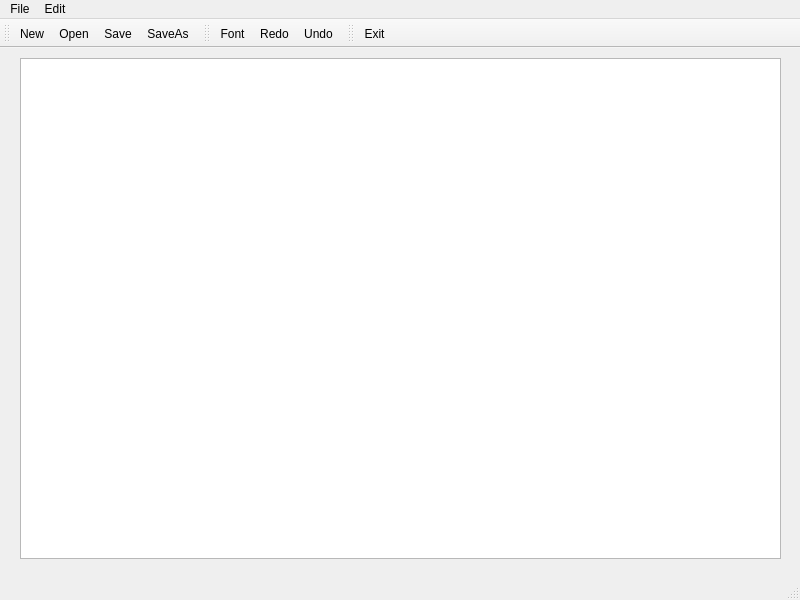
The window that compiler.ui (polan233/compile-principle-final-project) describes before a commit, drawn with Qt 5.
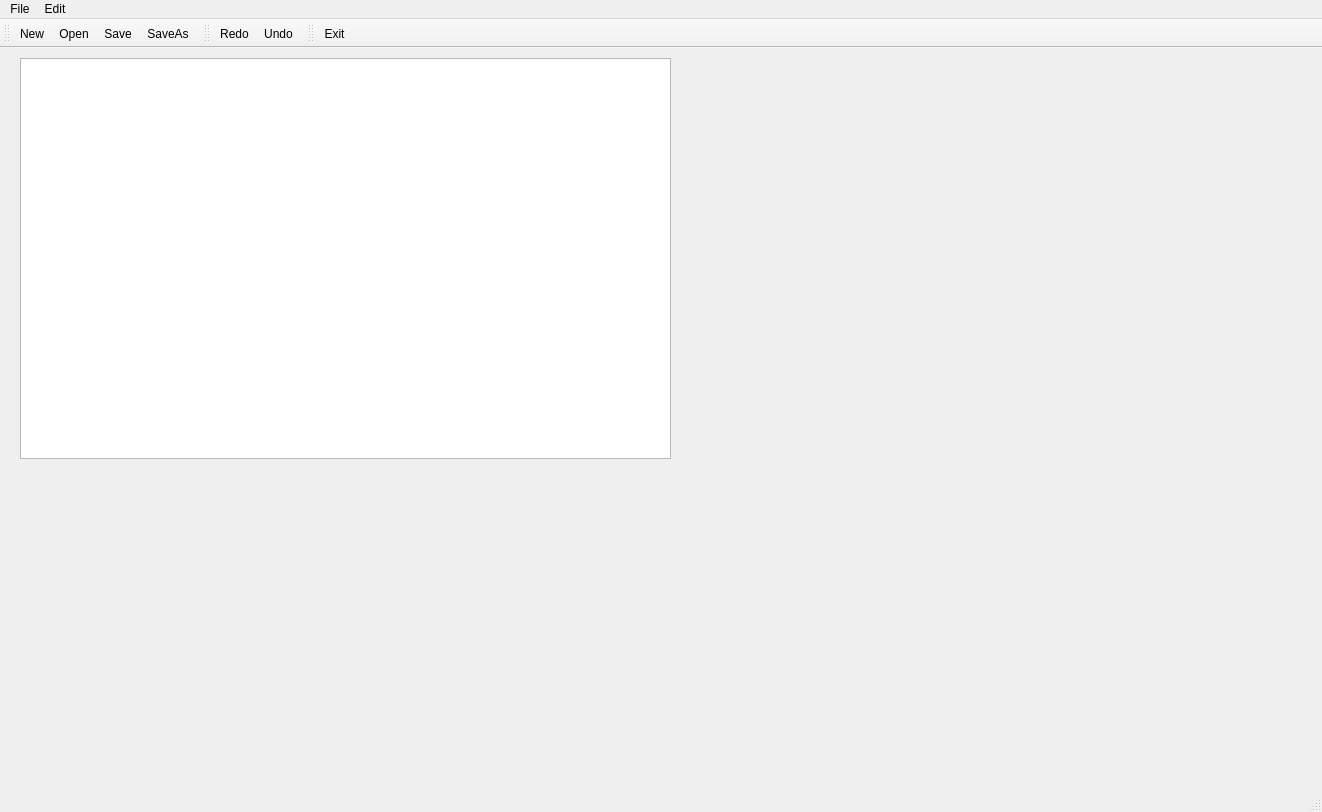
The same window after the commit. Icons and pictures are not drawn. Custom widgets are drawn as their Qt base class.

What changed in the file:
```diff
--- a/compiler.ui
+++ b/compiler.ui
@@ -6,8 +6,8 @@
    <rect>
     <x>0</x>
     <y>0</y>
-    <width>800</width>
-    <height>600</height>
+    <width>1322</width>
+    <height>812</height>
    </rect>
   </property>
   <property name="windowTitle">
@@ -19,8 +19,8 @@
      <rect>
       <x>20</x>
       <y>10</y>
-      <width>761</width>
-      <height>501</height>
+      <width>651</width>
+      <height>401</height>
      </rect>
     </property>
    </widget>
@@ -30,7 +30,7 @@
     <rect>
      <x>0</x>
      <y>0</y>
-     <width>800</width>
+     <width>1322</width>
      <height>20</height>
     </rect>
    </property>
@@ -81,7 +81,6 @@
    <attribute name="toolBarBreak">
     <bool>false</bool>
    </attribute>
-   <addaction name="actionFont"/>
    <addaction name="actionRedo"/>
    <addaction name="actionUndo"/>
   </widget>
@@ -175,19 +174,6 @@
     <enum>QAction::NoRole</enum>
    </property>
   </action>
-  <action name="actionFont">
-   <property name="icon">
-    <iconset>
-     <normalon>:/icons/icons/font.png</normalon>
-    </iconset>
-   </property>
-   <property name="text">
-    <string>Font</string>
-   </property>
-   <property name="menuRole">
-    <enum>QAction::NoRole</enum>
-   </property>
-  </action>
   <action name="actionSaveAs">
    <property name="icon">
     <iconset>
```
Left out of the diff: 28 changed lines with no effect on the pictures.
